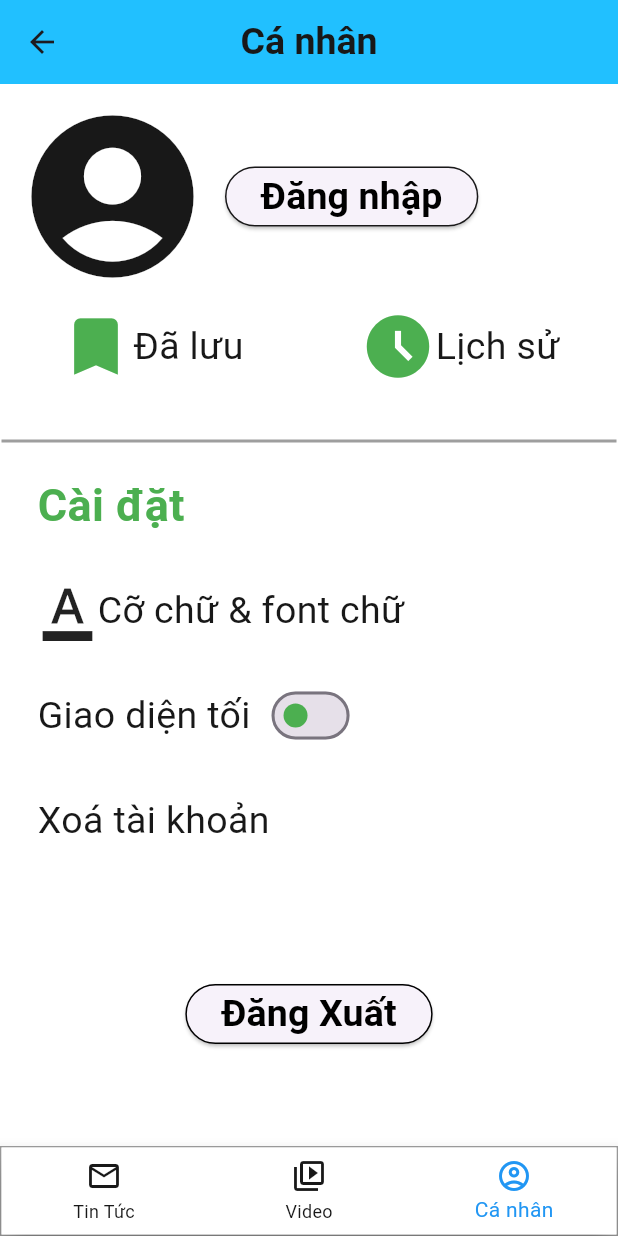
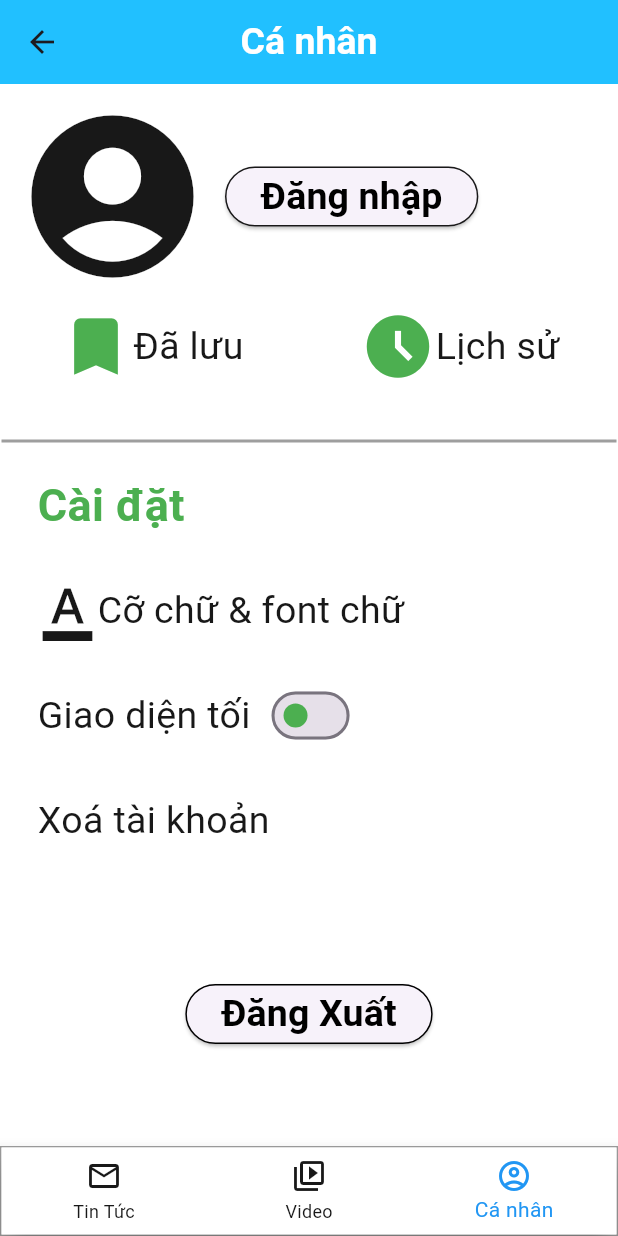
Before and after one commit to nhattruonghaki/DoAnTinTuc, a Flutter app: the CaNhan screen opened by its route, on a phone screen of 412 x 824 dp. Run offline on Flutter 3.47's test engine with Material 3 defaults, Android fonts, the phone set to English and light mode, and no system bars; our stand-ins replace shared_preferences; accounts and stored records are empty.

Commit message:
Sửa màu chữ

```diff
--- a/itnew/lib/Views/CoChuvaFontChu.dart
+++ b/itnew/lib/Views/CoChuvaFontChu.dart
@@ -60,6 +60,7 @@ Future<void> saveSelectedFont() async{
     return Scaffold(
       appBar: AppBar(
           backgroundColor: const Color.fromARGB(222, 0, 183, 255),
+          centerTitle: true,
           title: const Text(
             'Cỡ chữ và Font chữ',
             style: TextStyle(
--- a/itnew/lib/Views/DaLuu.dart
+++ b/itnew/lib/Views/DaLuu.dart
@@ -18,9 +18,8 @@ class _DaLuuState extends State<DaLuu> {
       appBar: AppBar(
               backgroundColor: Color.fromARGB(222, 0, 183, 255),
               title: const Text('Đã lưu',
-              style: TextStyle(color: Colors.black),),
+              style: TextStyle(color: Colors.white),),
               centerTitle: true,
-              iconTheme: IconThemeData(color: Colors.black),
               actions: [
                 IconButton(onPressed: (){},
                           icon: Icon(Icons.delete,color: Colors.black,size: 40,))
--- a/itnew/lib/Views/LichSu.dart
+++ b/itnew/lib/Views/LichSu.dart
@@ -18,9 +18,8 @@ class _LichSuState extends State<LichSu> {
       appBar: AppBar(
               backgroundColor: Color.fromARGB(222, 0, 183, 255),
               title: const Text('Lịch Sử',
-              style: TextStyle(color: Colors.black),),
+              style: TextStyle(color: Colors.white),),
               centerTitle: true,
-              iconTheme: IconThemeData(color: Colors.black),
               actions: [
                 IconButton(onPressed: (){},
                           icon: Icon(Icons.delete,color: Colors.black,size: 40))
--- a/itnew/lib/Views/TrangCaNhan.dart
+++ b/itnew/lib/Views/TrangCaNhan.dart
@@ -30,7 +30,7 @@ class _CaNhanState extends State<CaNhan>{
         title: const Text(
           'Cá nhân',
           style: TextStyle(
-              fontWeight: FontWeight.bold, fontSize: 25, color: Color.fromARGB(255, 24, 24, 24)),
+              fontWeight: FontWeight.bold, fontSize: 25, color: Colors.white),
         ),
         centerTitle: true,
       ),
@@ -77,7 +77,7 @@ class _CaNhanState extends State<CaNhan>{
                     Navigator.popUntil(context, (route) => route.isCurrent);
                     Navigator.pushNamed(context, '/daluu');
                   },
-                  child: const Row(
+                  child: Row(
                     children: [
                       Icon(
                         Icons
@@ -97,7 +97,7 @@ class _CaNhanState extends State<CaNhan>{
                     Navigator.popUntil(context, (route) => route.isCurrent);
                     Navigator.pushNamed(context, '/lichsu');
                   },
-                  child: const Row(
+                  child: Row(
                     children: [
                       Icon(
                         Icons
@@ -149,7 +149,7 @@ class _CaNhanState extends State<CaNhan>{
                       Navigator.popUntil(context, (route) => route.isCurrent);
                       Navigator.pushNamed(context, '/cochuvafontchu');
                     },
-                    child: const Row(
+                    child: Row(
                       children: [
                         Icon(
                           Icons.format_color_text_outlined,
@@ -194,7 +194,7 @@ class _CaNhanState extends State<CaNhan>{
                 ),
                 GestureDetector(
                   onTap: () {},
-                  child: const Row(
+                  child: Row(
                     children: [
                       Text(
                         'Xoá tài khoản',
--- a/itnew/lib/Views/TrangThongBao.dart
+++ b/itnew/lib/Views/TrangThongBao.dart
@@ -18,9 +18,8 @@ class _TrangThongBaoState extends State<TrangThongBao> {
       appBar: AppBar(
         backgroundColor: Color.fromARGB(222, 0, 183, 255),
         title: const Text('Thông báo',
-                    style: TextStyle(color: Colors.black),),
-      centerTitle: true,
-      iconTheme: IconThemeData(color: Colors.black),),
+                    style: TextStyle(color: Colors.white),),
+      centerTitle: true,),
     );
   }
 }
--- a/itnew/lib/Views/TrangVideo.dart
+++ b/itnew/lib/Views/TrangVideo.dart
@@ -18,8 +18,9 @@ class _TrangVideoState extends State<TrangVideo> {
       backgroundColor: themeProvider.isDarkMode ? Color.fromARGB(255, 24, 24, 24) : Colors.white,
       appBar: AppBar(
         backgroundColor: Color.fromARGB(222, 0, 183, 255),
-        title: const Text('Các video'),
-        centerTitle: true,),
+        title: const Text('Watch', style: TextStyle(color: Colors.white),),
+        centerTitle: true,
+        ),
       bottomNavigationBar: const BottomNavi(index: 1),
     );
   }
```
Also changed, not shown: itnew/pubspec.lock.
